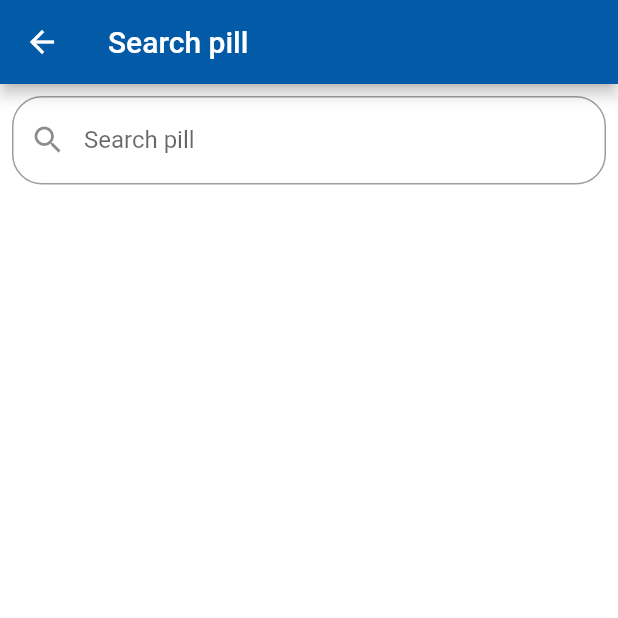
After one commit to MatejKrcek/ceeHacksApp, a Flutter app: the PatientSearchPill screen opened directly, on a phone screen of 412 x 824 dp, the top half of it. The commit adds this screen. Run offline on Flutter 3.47's test engine with Material 2 defaults, Android fonts, the phone set to English and light mode, and no system bars; our stand-ins replace cloud_firestore, cloud_functions, firebase_auth, firebase_core, flutter_svg, google_sign_in and 1 more; missing offline and left inert: flutter_barcode_scanner; accounts and stored records are empty.

Commit message:
Search pill (#14)
* simple pill searcher

* simple pill searcher

* routing

* fix user name

* search pill

* set to root

Co-authored-by: Matej Krcek <matej@krcek.cz>

```diff
--- a/lib/main.dart
+++ b/lib/main.dart
@@ -2,6 +2,8 @@ import 'package:ceehacks/pages/root_page.dart';
 import 'package:firebase_core/firebase_core.dart';
 import 'package:flutter/material.dart';
 import 'package:flutter/services.dart';
+
+import 'package:ceehacks/pages/patient/patient_search_pill.dart';
 
 void main() async {
   WidgetsFlutterBinding.ensureInitialized();
--- a/lib/pages/doctor/doctor_verify_page.dart
+++ b/lib/pages/doctor/doctor_verify_page.dart
@@ -24,13 +24,15 @@ class _DoctorVerifyPageState extends State<DoctorVerifyPage> {
       var id = await Functions().getDoctorId(split[0], split[split.length - 1]);
       var holderid = _holder.value.text;
       if (id != holderid) {
-        //notify bad id
+        final snackBar = SnackBar(content: Text('Bad id'));
+        Scaffold.of(context).showSnackBar(snackBar);
       } else {
         var uid = Provider.of<Auth>(context, listen: false).user.uid;
         await Functions().changeUserType(
           uid,
           UserType.Doctor,
         );
+        await Navigator.pop(context);
       }
     }
   }
--- a/lib/pages/patient/patient_add_pill_page.dart
+++ b/lib/pages/patient/patient_add_pill_page.dart
@@ -26,7 +26,7 @@ class _PatienAddPilScreenState extends State<PatienAddPilScreen> {
     });
   }
 
-   Future<void> _scanQR() async {
+  Future<void> _scanQR() async {
     String barcodeScanRes;
     try {
       barcodeScanRes = await FlutterBarcodeScanner.scanBarcode(
@@ -121,7 +121,9 @@ class _PatienAddPilScreenState extends State<PatienAddPilScreen> {
                         Icons.playlist_add,
                         color: Theme.of(context).primaryColor,
                       ),
-                      onPressed: () {},
+                      onPressed: () {
+                        Navigator.of(context).pushNamed('/search-pill');
+                      },
                       label: Text(
                         'Select pill',
                         style: TextStyle(
--- /dev/null
+++ b/lib/pages/patient/patient_search_pill.dart
@@ -0,0 +1,73 @@
+import 'package:ceehacks/services/functions.dart';
+import 'package:flutter/material.dart';
+
+class PatientSearchPill extends StatefulWidget {
+  @override
+  _PatientSearchPillState createState() => _PatientSearchPillState();
+}
+
+class _PatientSearchPillState extends State<PatientSearchPill> {
+  TextEditingController editingController = TextEditingController();
+
+  var items = List<Map<String, dynamic>>();
+
+  loadData() async {
+    setState(() {
+      items = [];
+    });
+    if (editingController.value.text.length > 3) {
+      var data = await Functions()
+          .getDrugs(editingController.value.text.toString().toUpperCase());
+      setState(() {
+        items.addAll(data.map((e) => e));
+      });
+    }
+  }
+
+  @override
+  Widget build(BuildContext context) {
+    return Scaffold(
+      appBar: AppBar(
+        title: Text('Search pill'),
+      ),
+      body: Container(
+        child: Column(
+          children: <Widget>[
+            Padding(
+              padding: const EdgeInsets.all(8.0),
+              child: TextField(
+                onEditingComplete: () {
+                  loadData();
+                },
+                controller: editingController,
+                decoration: InputDecoration(
+                  labelText: "Search pill",
+                  hintText: "Search pill",
+                  prefixIcon: Icon(Icons.search),
+                  border: OutlineInputBorder(
+                    borderRadius: BorderRadius.all(
+                      Radius.circular(20),
+                    ),
+                  ),
+                ),
+              ),
+            ),
+            Expanded(
+              child: ListView.builder(
+                shrinkWrap: true,
+                itemCount: items.length,
+                itemBuilder: (context, index) {
+                  return ListTile(
+                    title: Text(
+                        '${items[index]['lp_nazev_reg']} ${items[index]['lp_baleni']}'),
+                    subtitle: Text('${items[index]['vpois_nazev']}'),
+                  );
+                },
+              ),
+            ),
+          ],
+        ),
+      ),
+    );
+  }
+}
```
Also changed, not shown: lib/pages/patient/patient_main_menu_buttons.dart (+9 -3 lines), lib/pages/root_page.dart (+49 -3 lines), lib/services/auth.dart (+11 -17 lines), lib/services/functions.dart (+10 -0 lines), 2 other files.
